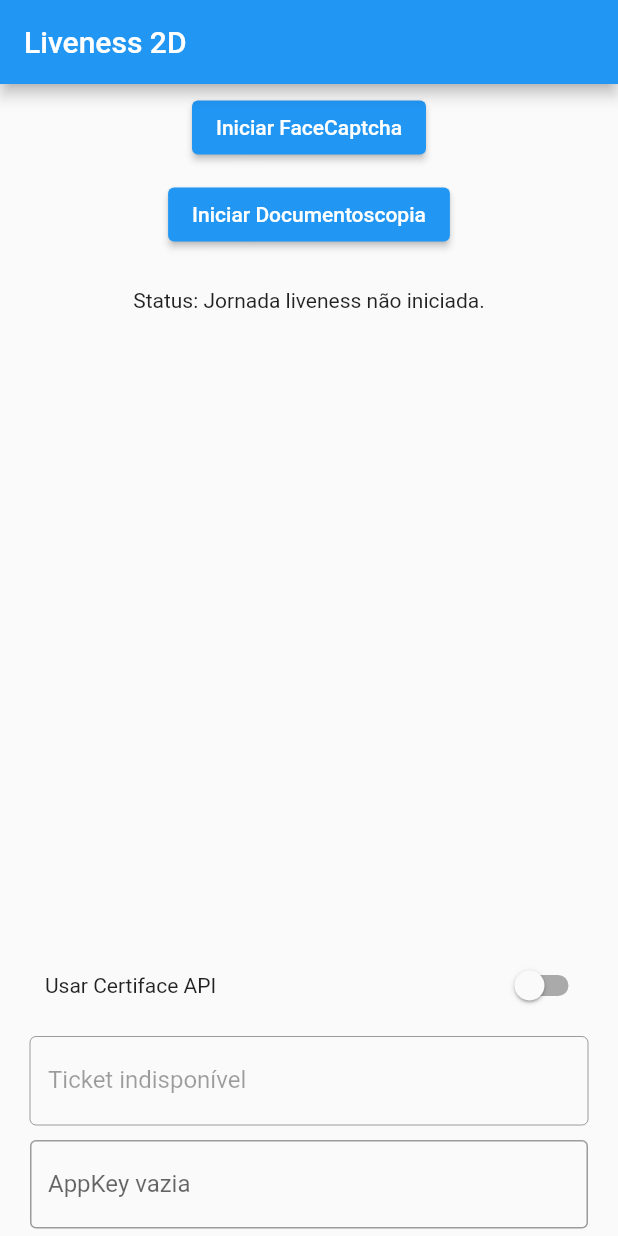
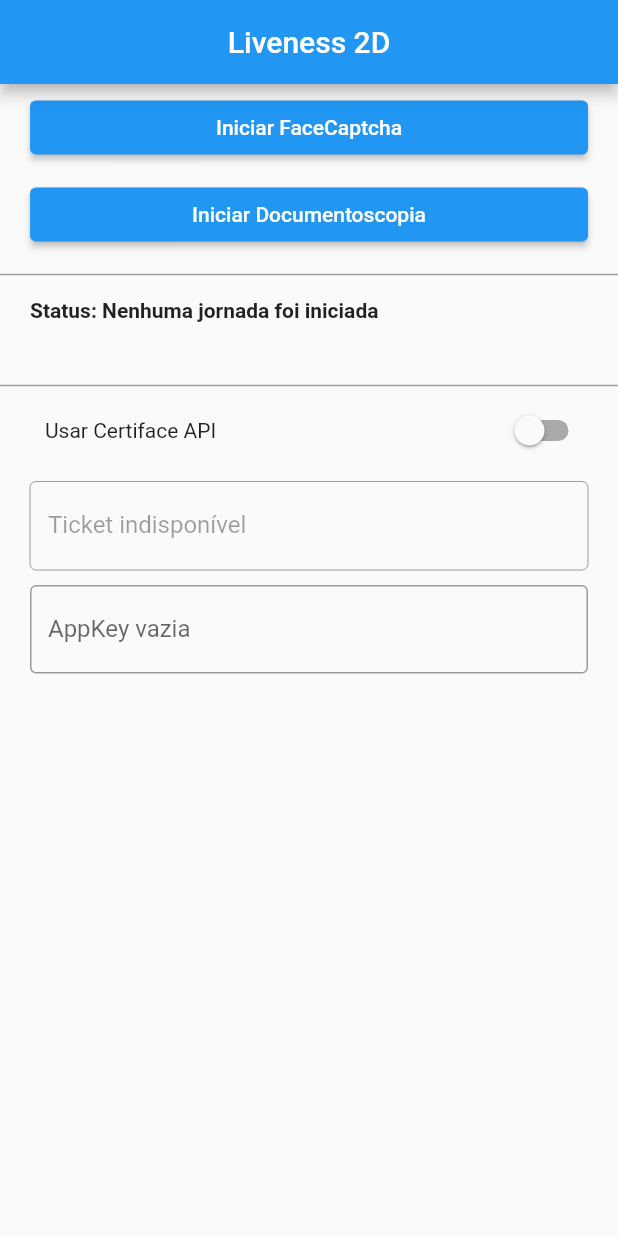
Before and after one commit to oititec/flutter-liveness2d-bridge, a Flutter app: the screen it shows after launch, on a phone screen of 412 x 824 dp. Run offline on Flutter 3.47's test engine with Material 2 defaults, Android fonts, the phone set to English and light mode, and no system bars; our stand-ins replace plugin_platform_interface.

Commit message:
chore: update layout to become responsive

```diff
--- a/lib/main.dart
+++ b/lib/main.dart
@@ -26,7 +26,7 @@ class _MainAppState extends State<MainApp> {
   var _appKeyLabel = 'AppKey vazia';
   var _ticketLabel = 'Ticket indisponível';
 
-  var resultStatus = 'Jornada liveness não iniciada.';
+  var resultStatus = 'Nenhuma jornada foi iniciada';
   var resultContent = '';
 
   @override
@@ -48,10 +48,11 @@ class _MainAppState extends State<MainApp> {
     return MaterialApp(
       home: Scaffold(
         appBar: AppBar(
-          title: const Text('Liveness 2D'),
+          title: const Center(
+            child: Text('Liveness 2D'),
+          ),
         ),
-        body: Center(
-            child: Column(
+        body: ListView(
           children: [
             Padding(
               padding: const EdgeInsets.only(
@@ -88,7 +89,7 @@ class _MainAppState extends State<MainApp> {
                 left: 20,
                 right: 20,
                 top: 5,
-                bottom: 5,
+                bottom: 15,
               ),
               child: ElevatedButton(
                 onPressed: _buttonsDisabled
@@ -109,39 +110,53 @@ class _MainAppState extends State<MainApp> {
                 child: const Text("Iniciar Documentoscopia"),
               ),
             ),
+            const Divider(
+              height: 2,
+              thickness: 1,
+              color: Colors.grey,
+            ),
             Padding(
               padding: const EdgeInsets.only(
                 left: 20,
                 right: 20,
-                top: 20,
+                top: 15,
                 bottom: 5,
               ),
-              child: Text('Status: $resultStatus'),
+              child: Text(
+                'Status: $resultStatus',
+                style: const TextStyle(
+                  fontWeight: FontWeight.bold,
+                ),
+              ),
             ),
             Padding(
               padding: const EdgeInsets.only(
                 left: 20,
                 right: 20,
                 top: 5,
-                bottom: 20,
+                bottom: 15,
               ),
               child: Text(resultContent),
             ),
-            const Spacer(),
+            const Divider(
+              height: 2,
+              thickness: 1,
+              color: Colors.grey,
+            ),
             sourceSelection(),
             ticketSection(),
             SafeArea(
               child: appKeySection(),
             ),
           ],
-        )),
+        ),
       ),
     );
   }
 
   Widget sourceSelection() {
     return Padding(
-      padding: const EdgeInsets.only(left: 30, right: 20, bottom: 10),
+      padding: const EdgeInsets.only(left: 30, right: 20, bottom: 10, top: 5),
       child: Row(children: [
         const Text("Usar Certiface API"),
         const Spacer(),
@@ -235,14 +250,14 @@ class _MainAppState extends State<MainApp> {
     setState(() {
       resultStatus = 'FaceCaptcha Success';
       resultContent =
-          'Valid: ${result.valid}\nCodID: ${result.codId}\nCause: ${result.cause}\nProtocol: ${result.uidProtocol}\n';
+          'Valid: ${result.valid}\nCodID: ${result.codId}\nCause: ${result.cause}\nProtocol: ${result.uidProtocol}';
     });
   }
 
   _onFaceCaptchaError(PlatformException error) {
     setState(() {
       resultStatus = 'FaceCaptcha Error';
-      resultContent = 'Code: ${error.code}\nMessage: ${error.message}\n';
+      resultContent = 'Code: ${error.code}\nMessage: ${error.message}';
     });
   }
 
@@ -256,7 +271,7 @@ class _MainAppState extends State<MainApp> {
   _onDocumentscopyError(PlatformException error) {
     setState(() {
       resultStatus = 'Documentscopy Error';
-      resultContent = 'Code: ${error.code}\nMessage: ${error.message}\n';
+      resultContent = 'Code: ${error.code}\nMessage: ${error.message}';
     });
   }
 }
```
